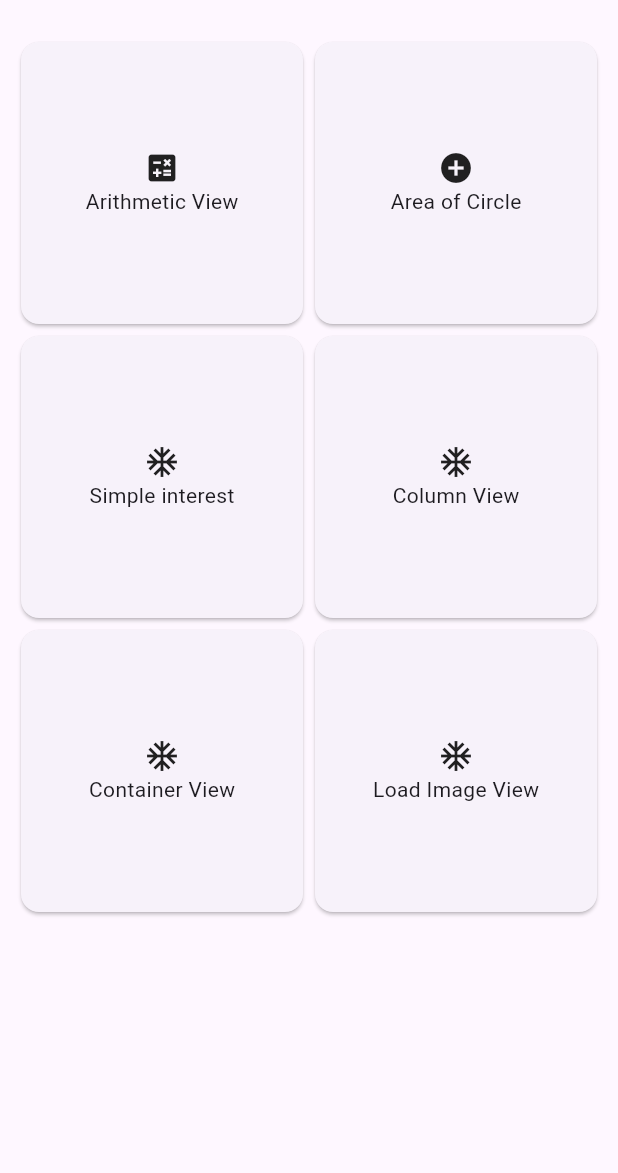
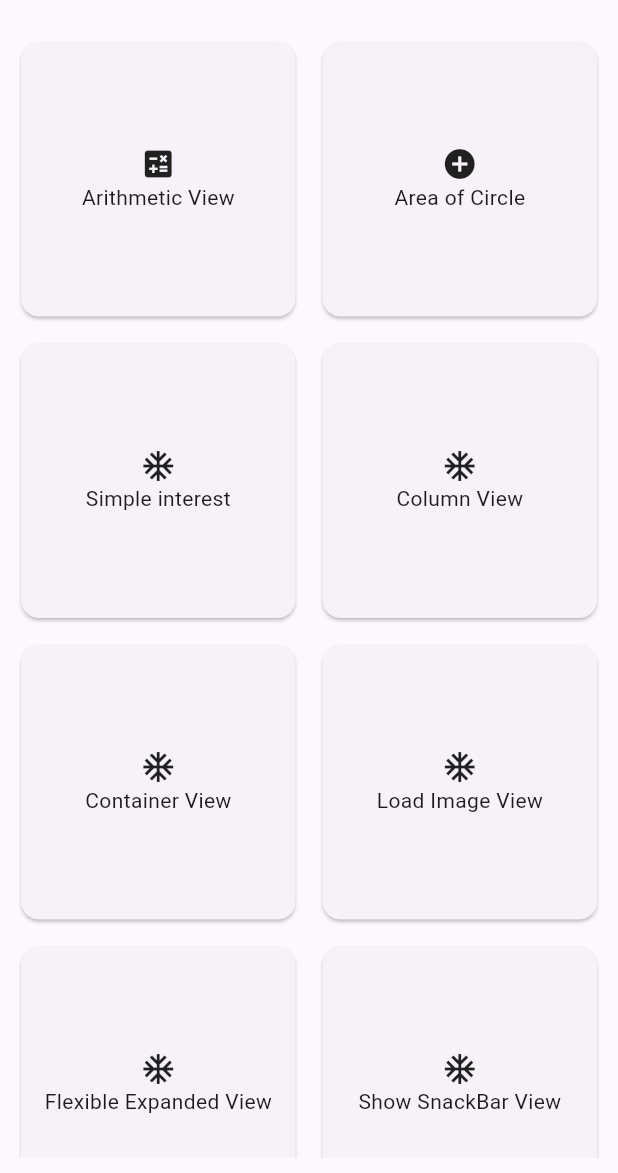
Before and after one commit to Subekshya8686/mobile_app_tasks, a Flutter app: the screen it shows after launch, on a phone screen of 412 x 824 dp, the part 63-1236 px from its top. Run offline on Flutter 3.47's test engine with Material 3 defaults, Android fonts, the phone set to English and light mode, and no system bars.

Commit message:
Added new cards in dashboard

```diff
--- a/lib/view/dashboard_view.dart
+++ b/lib/view/dashboard_view.dart
@@ -3,7 +3,9 @@ import 'package:flutter_dashboard/view/area_of_circle.dart';
 import 'package:flutter_dashboard/view/arithmetic_view.dart';
 import 'package:flutter_dashboard/view/column_view.dart';
 import 'package:flutter_dashboard/view/container_view.dart';
+import 'package:flutter_dashboard/view/flexible_expanded_view.dart';
 import 'package:flutter_dashboard/view/load_image_view.dart';
+import 'package:flutter_dashboard/view/show_snackbar_view.dart';
 import 'package:flutter_dashboard/view/simple_interest_view.dart';
 
 class DashboardView extends StatelessWidget {
@@ -21,6 +23,8 @@ class DashboardView extends StatelessWidget {
         padding: const EdgeInsets.all(10),
         child: GridView.count(
           crossAxisCount: 2,
+          crossAxisSpacing: 10, // Spacing between columns
+          mainAxisSpacing: 10, // Spacing between rows
           children: [
             Card(
               child: InkWell(
@@ -129,6 +133,42 @@ class DashboardView extends StatelessWidget {
                 ),
               ),
             ),
+            Card(
+              child: InkWell(
+                onTap: () {
+                  Navigator.push(
+                    context,
+                    MaterialPageRoute(
+                        builder: (context) => const FlexibleExpandedView()),
+                  );
+                },
+                child: const Column(
+                  mainAxisAlignment: MainAxisAlignment.center,
+                  children: [
+                    Icon(Icons.ac_unit),
+                    Text('Flexible Expanded View'),
+                  ],
+                ),
+              ),
+            ),
+            Card(
+              child: InkWell(
+                onTap: () {
+                  Navigator.push(
+                    context,
+                    MaterialPageRoute(
+                        builder: (context) => const ShowSnackbarView()),
+                  );
+                },
+                child: const Column(
+                  mainAxisAlignment: MainAxisAlignment.center,
+                  children: [
+                    Icon(Icons.ac_unit),
+                    Text('Show SnackBar View'),
+                  ],
+                ),
+              ),
+            ),
           ],
         ),
       ),
```
